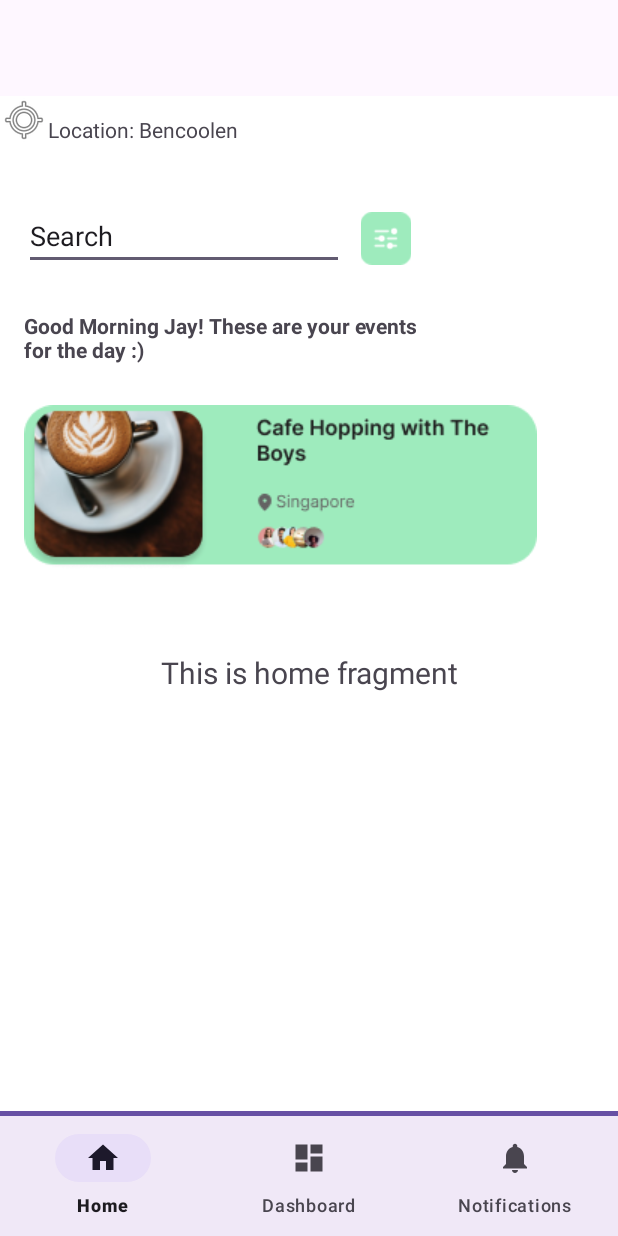
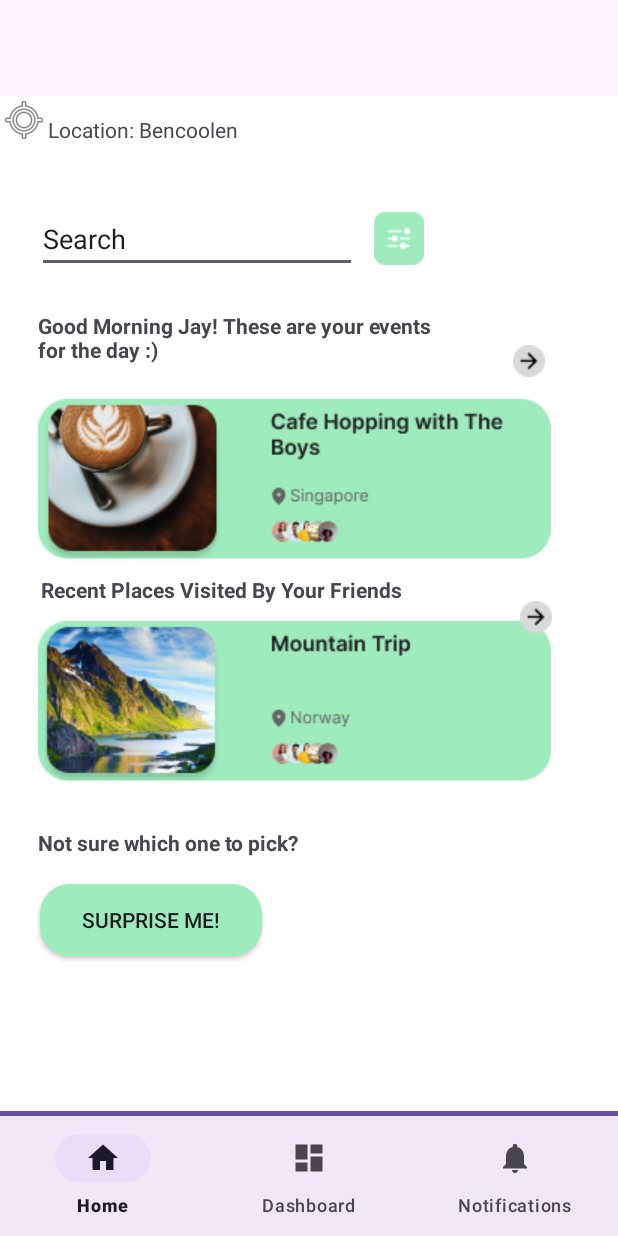
Before and after one commit to CS206-G2-T7/Iteration2, an Android app: the screen it shows after launch (LandingPage), on a phone screen of 412 x 824 dp. Run offline under Robolectric (Android 15) with nearby library versions, the phone set to English and light mode, and no system bars; our stand-ins replace navigation-ui.

Commit message:
<feat / style> added more features to dashboard
Added mountain trip, surprise me button and see all buttons. Styled alignment to centralize it a bit more.

```diff
--- /dev/null
+++ b/app/src/main/res/drawable/surprise_me_button.xml
@@ -0,0 +1,5 @@
+<?xml version="1.0" encoding="utf-8"?>
+<shape android:shape="rectangle" xmlns:android="http://schemas.android.com/apk/res/android">
+    <solid android:color="@color/light_green"></solid>
+    <corners android:radius="20dp"></corners>
+</shape>
--- a/app/src/main/res/layout/activity_landing_page.xml
+++ b/app/src/main/res/layout/activity_landing_page.xml
@@ -32,8 +32,8 @@
             android:layout_height="wrap_content"
             app:srcCompat="@android:drawable/ic_menu_mylocation"
             tools:ignore="MissingConstraints"
-            tools:layout_editor_absoluteX="16dp"
-            tools:layout_editor_absoluteY="30dp" />
+            tools:layout_editor_absoluteX="25dp"
+            tools:layout_editor_absoluteY="32dp" />
 
         <fragment
             android:id="@+id/nav_host_fragment_activity_landing_page"
@@ -42,7 +42,7 @@
             android:layout_height="match_parent"
             app:defaultNavHost="true"
             app:navGraph="@navigation/mobile_navigation"
-            tools:layout_editor_absoluteX="0dp"
+            tools:layout_editor_absoluteX="35dp"
             tools:layout_editor_absoluteY="0dp" />
 
         <ImageView
@@ -51,10 +51,10 @@
             android:layout_height="wrap_content"
             app:layout_constraintBottom_toBottomOf="@+id/nav_host_fragment_activity_landing_page"
             app:layout_constraintEnd_toEndOf="parent"
-            app:layout_constraintHorizontal_bias="0.231"
+            app:layout_constraintHorizontal_bias="0.362"
             app:layout_constraintStart_toStartOf="parent"
             app:layout_constraintTop_toBottomOf="@+id/UserGreeting"
-            app:layout_constraintVertical_bias="0.036"
+            app:layout_constraintVertical_bias="0.028"
             app:srcCompat="@drawable/group_49" />
 
         <EditText
@@ -67,10 +67,10 @@
             android:text="Search"
             app:layout_constraintBottom_toBottomOf="@+id/nav_host_fragment_activity_landing_page"
             app:layout_constraintEnd_toEndOf="parent"
-            app:layout_constraintHorizontal_bias="0.079"
+            app:layout_constraintHorizontal_bias="0.124"
             app:layout_constraintStart_toStartOf="parent"
             app:layout_constraintTop_toTopOf="@+id/nav_host_fragment_activity_landing_page"
-            app:layout_constraintVertical_bias="0.099" />
+            app:layout_constraintVertical_bias="0.102" />
 
         <ImageView
             android:id="@+id/imageView5"
@@ -94,10 +94,10 @@
             android:textStyle="bold"
             app:layout_constraintBottom_toBottomOf="@+id/nav_host_fragment_activity_landing_page"
             app:layout_constraintEnd_toEndOf="parent"
-            app:layout_constraintHorizontal_bias="0.109"
+            app:layout_constraintHorizontal_bias="0.171"
             app:layout_constraintStart_toStartOf="parent"
             app:layout_constraintTop_toBottomOf="@+id/MainSearchBar"
-            app:layout_constraintVertical_bias="0.046" />
+            app:layout_constraintVertical_bias="0.042" />
 
         <androidx.appcompat.widget.Toolbar
             android:id="@+id/my_toolbar"
@@ -113,8 +113,84 @@
             app:layout_constraintStart_toStartOf="parent"
             app:layout_constraintTop_toBottomOf="@+id/MainSearchBar"
             app:layout_constraintVertical_bias="0.967"/>
-        />
 
+        <ImageView
+            android:id="@+id/imageView2"
+            android:layout_width="wrap_content"
+            android:layout_height="wrap_content"
+            app:layout_constraintBottom_toTopOf="@+id/imageView3"
+            app:layout_constraintEnd_toEndOf="parent"
+            app:layout_constraintHorizontal_bias="0.513"
+            app:layout_constraintStart_toEndOf="@+id/UserGreeting"
+            app:layout_constraintTop_toTopOf="parent"
+            app:layout_constraintVertical_bias="0.917"
+            app:srcCompat="@drawable/see_all_button" />
+
+        <TextView
+            android:id="@+id/textView"
+            android:layout_width="254dp"
+            android:layout_height="25dp"
+            android:text="Recent Places Visited By Your Friends"
+            android:textStyle="bold"
+            app:layout_constraintBottom_toTopOf="@+id/imageView4"
+            app:layout_constraintEnd_toStartOf="@+id/imageView6"
+            app:layout_constraintHorizontal_bias="0.297"
+            app:layout_constraintStart_toStartOf="@+id/nav_host_fragment_activity_landing_page"
+            app:layout_constraintTop_toBottomOf="@+id/imageView3"
+            app:layout_constraintVertical_bias="0.594" />
+
+        <ImageView
+            android:id="@+id/imageView4"
+            android:layout_width="wrap_content"
+            android:layout_height="wrap_content"
+            app:layout_constraintBottom_toTopOf="@+id/textView2"
+            app:layout_constraintEnd_toEndOf="parent"
+            app:layout_constraintHorizontal_bias="0.362"
+            app:layout_constraintStart_toStartOf="parent"
+            app:layout_constraintTop_toTopOf="@+id/nav_host_fragment_activity_landing_page"
+            app:layout_constraintVertical_bias="0.924"
+            app:srcCompat="@drawable/group_50" />
+
+        <ImageView
+            android:id="@+id/imageView6"
+            android:layout_width="wrap_content"
+            android:layout_height="wrap_content"
+            android:layout_marginTop="26dp"
+            app:layout_constraintBottom_toTopOf="@+id/imageView4"
+            app:layout_constraintEnd_toEndOf="@+id/nav_host_fragment_activity_landing_page"
+            app:layout_constraintHorizontal_bias="0.887"
+            app:layout_constraintStart_toStartOf="@+id/nav_host_fragment_activity_landing_page"
+            app:layout_constraintTop_toBottomOf="@+id/imageView3"
+            app:layout_constraintVertical_bias="0.083"
+            app:srcCompat="@drawable/see_all_button" />
+
+        <TextView
+            android:id="@+id/textView2"
+            android:layout_width="wrap_content"
+            android:layout_height="wrap_content"
+            android:layout_marginTop="488dp"
+            android:text="Not sure which one to pick?"
+            android:textStyle="bold"
+            app:layout_constraintBottom_toTopOf="@+id/my_toolbar"
+            app:layout_constraintEnd_toEndOf="parent"
+            app:layout_constraintHorizontal_bias="0.106"
+            app:layout_constraintStart_toStartOf="parent"
+            app:layout_constraintTop_toTopOf="@+id/nav_host_fragment_activity_landing_page"
+            app:layout_constraintVertical_bias="0.0" />
+
+        <androidx.appcompat.widget.AppCompatButton
+            android:id="@+id/button5"
+            android:layout_width="148dp"
+            android:layout_height="48dp"
+            android:layout_marginTop="18dp"
+            android:background="@drawable/surprise_me_button"
+            android:text="Surprise Me!"
+            app:layout_constraintBottom_toBottomOf="parent"
+            app:layout_constraintEnd_toEndOf="parent"
+            app:layout_constraintHorizontal_bias="0.102"
+            app:layout_constraintStart_toStartOf="parent"
+            app:layout_constraintTop_toBottomOf="@+id/textView2"
+            app:layout_constraintVertical_bias="0.0" />
 
     </androidx.constraintlayout.widget.ConstraintLayout>
 
```
Also changed, not shown: app/src/main/res/drawable/group_50.png (added). Lines whose indentation alone changed are shown as unchanged.
